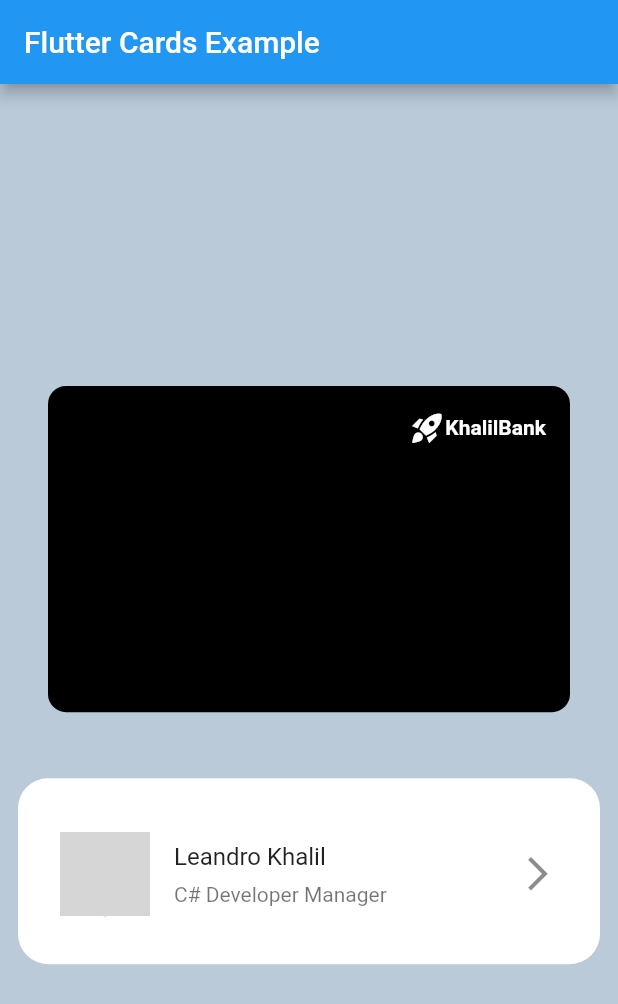
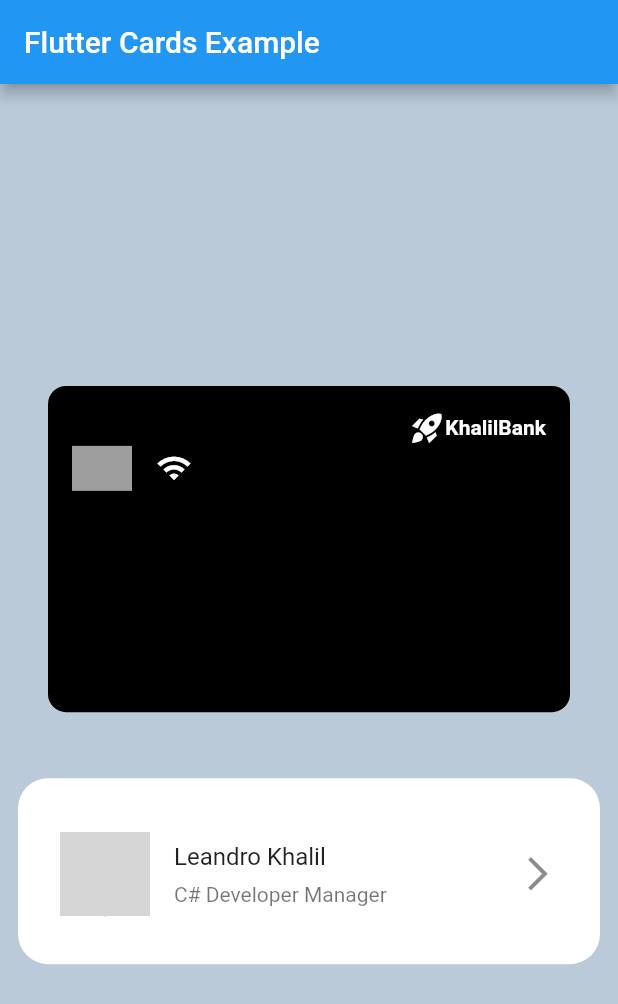
Before and after one commit to khalilpdev/card_series, a Flutter app: the screen it shows after launch, on a phone screen of 412 x 824 dp. Shown: the top 1004 px of the screen. Run offline on Flutter 3.47's test engine with Material 2 defaults, Android fonts, the phone set to English and light mode, and no system bars; network calls fail; grey boxes are pictures that could not be loaded.

Commit message:
created 2nd row of card

```diff
--- a/lib/credit_card/credit_card.dart
+++ b/lib/credit_card/credit_card.dart
@@ -30,6 +30,28 @@ class CreditCard extends StatelessWidget {
                   ),
                 ],
               ),
+              Row(
+                children: [
+                  Column(
+                    children: [
+                      Row(
+                        children: [
+                          Container(
+                            width: 40,
+                            height: 30,
+                            color: Colors.grey,
+                          ),
+                          const SizedBox(width: 16),
+                          const Icon(
+                            Icons.wifi,
+                            color: Colors.white,
+                          )
+                        ],
+                      )
+                    ],
+                  )
+                ],
+              ),
             ]),
           ),
         ),
```
